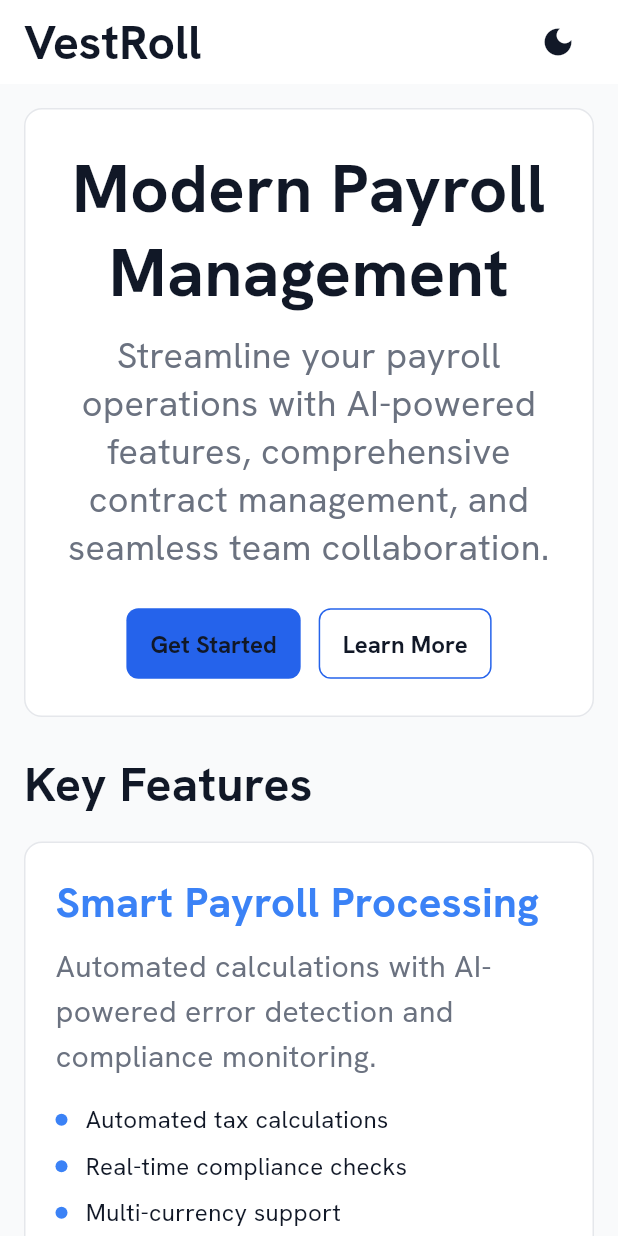
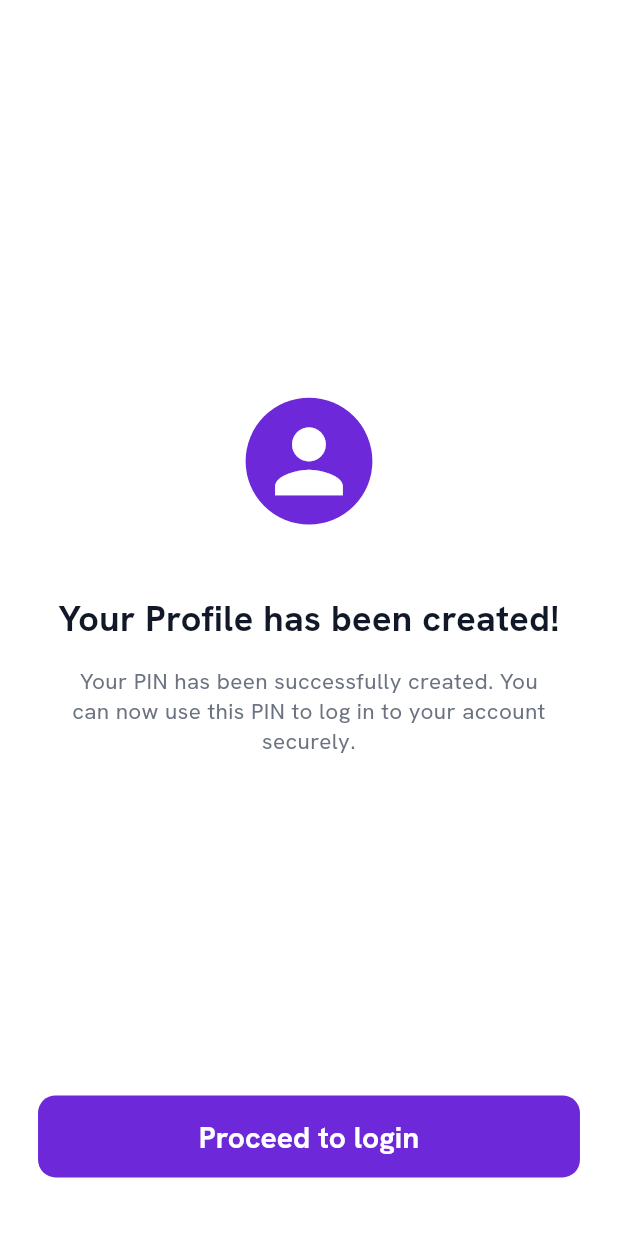
Before and after one commit to SafeVault/vestrollmobile, a Flutter app: the screen it shows after launch, after a tap on "Get Started", on a phone screen of 412 x 824 dp. Run offline on Flutter 3.47's test engine with Material 3 defaults, Android fonts, the phone set to English and light mode, and no system bars; our stand-ins replace flutter_bloc, flutter_screenutil, get_it, go_router, google_fonts, shared_preferences.

Commit message:
feat: add profile creation success screen and update routing

```diff
--- a/lib/core/navigation/app_router.dart
+++ b/lib/core/navigation/app_router.dart
@@ -3,7 +3,7 @@
 import 'package:flutter/material.dart';
 import 'package:go_router/go_router.dart';
 import 'package:vestrollmobile/core/navigation/routes_constant.dart';
-import 'package:vestrollmobile/modules/authentication/presentation/screens/login_screen.dart';
+import 'package:vestrollmobile/modules/authentication/presentation/screens/profile_creation_success_screen.dart';
 import 'package:vestrollmobile/modules/homepage/presentation/screens/home_screen.dart';
 
 class AppRouter {
@@ -60,6 +60,29 @@ class AppRouter {
           );
         },
       ),
+      GoRoute(
+        path: '/profile-creation-success',
+        name: RouteConstants.profileCreationSuccess,
+        pageBuilder: (context, state) {
+          return CustomTransitionPage(
+            key: state.pageKey,
+            child: const ProfileCreationSuccessScreen(),
+            transitionsBuilder: (
+              context,
+              animation,
+              secondaryAnimation,
+              child,
+            ) {
+              return FadeTransition(
+                opacity: CurveTween(
+                  curve: Curves.easeInOutCirc,
+                ).animate(animation),
+                child: child,
+              );
+            },
+          );
+        },
+      ),
     ],
   );
 
--- a/lib/core/navigation/routes_constant.dart
+++ b/lib/core/navigation/routes_constant.dart
@@ -7,6 +7,7 @@ class RouteConstants {
   static const String userTypeSelection = 'userTypeSelection';
   static const String verifyAccount = 'verifyAccount';
   static const String letsGetToKnowYou = 'letsGetToKnowYou';
+  static const String profileCreationSuccess = 'profileCreationSuccess';
   static const String wallet = 'wallet';
   static const String ride = 'ride';
   static const String community = 'community';
--- a/lib/core/utils/app_theme.dart
+++ b/lib/core/utils/app_theme.dart
@@ -460,7 +460,7 @@ class AppTheme {
         titleTextStyle: _lightFontTheme.heading2Bold,
         elevation: 0,
       ),
-      cardTheme: CardTheme(
+      cardTheme: CardThemeData(
         color: _lightAppColors.bgB0,
         elevation: 0,
         shape: RoundedRectangleBorder(borderRadius: BorderRadius.circular(8)),
@@ -565,7 +565,7 @@ class AppTheme {
         titleTextStyle: _darkFontTheme.heading2Bold,
         elevation: 0,
       ),
-      cardTheme: CardTheme(
+      cardTheme: CardThemeData(
         color: _darkAppColors.bgB1,
         elevation: 0,
         shape: RoundedRectangleBorder(borderRadius: BorderRadius.circular(8)),
--- /dev/null
+++ b/lib/modules/authentication/presentation/screens/profile_creation_success_screen.dart
@@ -0,0 +1,98 @@
+import 'package:flutter/material.dart';
+import 'package:flutter_screenutil/flutter_screenutil.dart';
+import 'package:go_router/go_router.dart';
+import 'package:vestrollmobile/core/utils/app_color_extension.dart';
+import 'package:vestrollmobile/core/utils/app_font_theme_extension.dart';
+
+class ProfileCreationSuccessScreen extends StatelessWidget {
+  const ProfileCreationSuccessScreen({super.key});
+
+  @override
+  Widget build(BuildContext context) {
+    final colors = Theme.of(context).extension<ColorSystemExtension>()!;
+    final fonts = Theme.of(context).extension<AppFontThemeExtension>()!;
+
+    return Scaffold(
+      backgroundColor: colors.bgB0,
+      body: SafeArea(
+        child: Padding(
+          padding: EdgeInsets.symmetric(horizontal: 24.w, vertical: 40.h),
+          child: Column(
+            children: [
+              Expanded(
+                child: Column(
+                  mainAxisAlignment: MainAxisAlignment.center,
+                  children: [
+                    Container(
+                      width: 80.w,
+                      height: 80.w,
+                      decoration: BoxDecoration(
+                        color: colors.brandActive,
+                        shape: BoxShape.circle,
+                      ),
+                      child: Icon(
+                        Icons.person,
+                        size: 64.w,
+                        color: colors.constantContrast,
+                      ),
+                    ),
+
+                    SizedBox(height: 48.h),
+
+                    Text(
+                      'Your Profile has been created!',
+                      style: fonts.heading2Bold.copyWith(
+                        color: colors.textPrimary,
+                        fontSize: 24,
+                      ),
+                      textAlign: TextAlign.center,
+                    ),
+
+                    SizedBox(height: 16.h),
+
+                    Padding(
+                      padding: EdgeInsets.symmetric(horizontal: 16.w),
+                      child: Text(
+                        'Your PIN has been successfully created. You can now use this PIN to log in to your account securely.',
+                        style: fonts.textLgRegular.copyWith(
+                          color: colors.textSecondary,
+                          fontSize: 15,
+                        ),
+                        textAlign: TextAlign.center,
+                      ),
+                    ),
+                  ],
+                ),
+              ),
+
+              SizedBox(
+                width: double.infinity,
+                height: 56.h,
+                child: ElevatedButton(
+                  onPressed: () {
+                    context.pushReplacement('/');
+                  },
+                  style: ElevatedButton.styleFrom(
+                    backgroundColor: colors.brandActive,
+                    foregroundColor: colors.constantContrast,
+                    elevation: 0,
+                    shape: RoundedRectangleBorder(
+                      borderRadius: BorderRadius.circular(12.r),
+                    ),
+                  ),
+                  child: Text(
+                    'Proceed to login',
+                    style: fonts.textMdBold.copyWith(
+                      color: colors.constantContrast,
+                      fontSize: 20,
+                    ),
+                  ),
+                ),
+              ),
+            ],
+          ),
+        ),
+      ),
+    );
+  }
+}
--- a/lib/modules/homepage/presentation/screens/home_screen.dart
+++ b/lib/modules/homepage/presentation/screens/home_screen.dart
@@ -1,4 +1,5 @@
 import 'package:flutter/material.dart';
+import 'package:go_router/go_router.dart';
 import 'package:vestrollmobile/core/utils/app_color_extension.dart';
 import 'package:vestrollmobile/core/utils/app_font_theme_extension.dart';
 import 'package:vestrollmobile/modules/homepage/presentation/screens/theme_demo_screen.dart';
@@ -54,7 +55,9 @@ class HomeScreen extends StatelessWidget {
                     mainAxisAlignment: MainAxisAlignment.center,
                     children: [
                       ElevatedButton(
-                        onPressed: () {},
+                        onPressed: () {
+                          context.push('/profile-creation-success');
+                        },
                         child: Text('Get Started', style: fonts.textMdBold),
                       ),
                       const SizedBox(width: 12),
--- a/lib/modules/homepage/presentation/screens/theme_demo_screen.dart
+++ b/lib/modules/homepage/presentation/screens/theme_demo_screen.dart
@@ -1,5 +1,4 @@
 import 'package:flutter/material.dart';
-import 'package:flutter_bloc/flutter_bloc.dart';
 import 'package:vestrollmobile/core/utils/app_color_extension.dart';
 import 'package:vestrollmobile/core/utils/app_font_theme_extension.dart';
 import 'package:vestrollmobile/shared/widgets/theme_toggle_button.dart';
```
Also changed, not shown: pubspec.lock.
